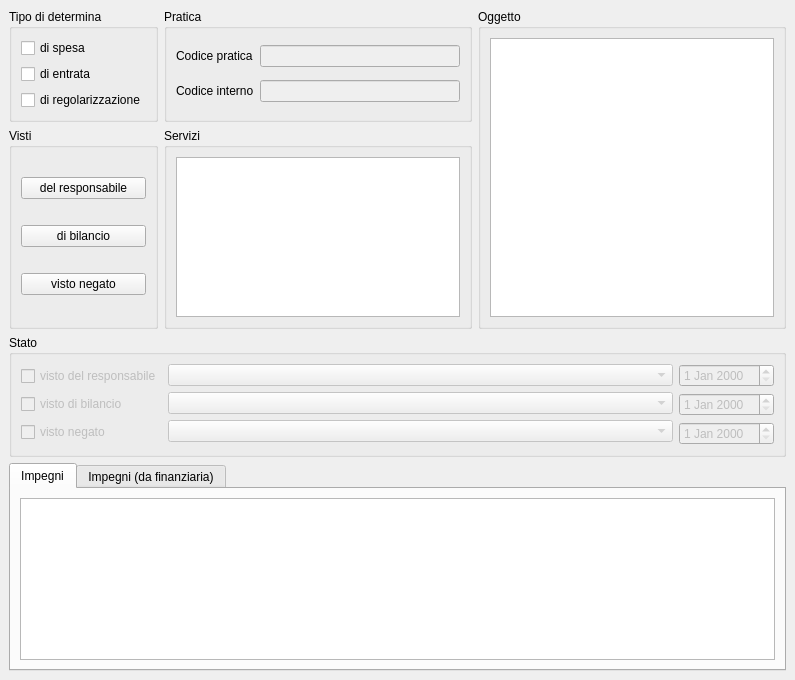
Qt form src/com/axiastudio/suite/deliberedetermine/forms/determina.ui (tizianolattisi/suitegda) before a commit.
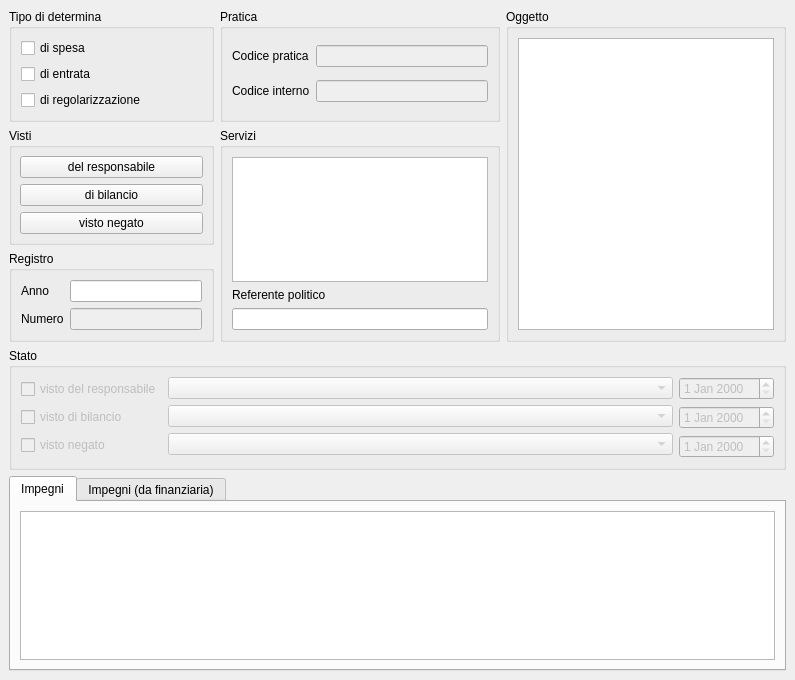
The same form after that commit. Custom widgets are drawn as their Qt base class.

Commit message: Anno e numero di determina

```diff
--- a/src/com/axiastudio/suite/deliberedetermine/forms/determina.ui
+++ b/src/com/axiastudio/suite/deliberedetermine/forms/determina.ui
@@ -14,7 +14,7 @@
    <string>Determine</string>
   </property>
   <widget class="QWidget" name="centralwidget">
-   <layout class="QGridLayout" name="gridLayout_2">
+   <layout class="QGridLayout" name="gridLayout_3">
     <item row="0" column="0">
      <widget class="QGroupBox" name="groupBox_4">
       <property name="title">
@@ -97,7 +97,7 @@
       </layout>
      </widget>
     </item>
-    <item row="0" column="2" rowspan="2">
+    <item row="0" column="2" rowspan="3">
      <widget class="QGroupBox" name="groupBox_5">
       <property name="title">
        <string>Oggetto</string>
@@ -119,6 +119,9 @@
        <string>Visti</string>
       </property>
       <layout class="QVBoxLayout" name="verticalLayout_2">
+       <property name="margin">
+        <number>8</number>
+       </property>
        <item>
         <widget class="QPushButton" name="pushButtonResponsabile">
          <property name="text">
@@ -143,7 +146,7 @@
       </layout>
      </widget>
     </item>
-    <item row="1" column="1">
+    <item row="1" column="1" rowspan="2">
      <widget class="QGroupBox" name="groupBox">
       <property name="title">
        <string>Servizi</string>
@@ -162,10 +165,64 @@
          </property>
         </widget>
        </item>
+       <item>
+        <widget class="QLabel" name="label_3">
+         <property name="text">
+          <string>Referente politico</string>
+         </property>
+        </widget>
+       </item>
+       <item>
+        <widget class="QLineEdit" name="lineEdit_3">
+         <property name="column" stdset="0">
+          <string>referentePolitico</string>
+         </property>
+        </widget>
+       </item>
       </layout>
      </widget>
     </item>
-    <item row="2" column="0" colspan="3">
+    <item row="2" column="0">
+     <widget class="QGroupBox" name="groupBox_7">
+      <property name="title">
+       <string>Registro</string>
+      </property>
+      <layout class="QGridLayout" name="gridLayout_2">
+       <item row="0" column="0">
+        <widget class="QLabel" name="label_4">
+         <property name="text">
+          <string>Anno</string>
+         </property>
+        </widget>
+       </item>
+       <item row="0" column="1">
+        <widget class="QLineEdit" name="lineEdit_4">
+         <property name="column" stdset="0">
+          <string>anno</string>
+         </property>
+        </widget>
+       </item>
+       <item row="1" column="0">
+        <widget class="QLabel" name="label_5">
+         <property name="text">
+          <string>Numero</string>
+         </property>
+        </widget>
+       </item>
+       <item row="1" column="1">
+        <widget class="QLineEdit" name="lineEdit_5">
+         <property name="enabled">
+          <bool>false</bool>
+         </property>
+         <property name="column" stdset="0">
+          <string>numero</string>
+         </property>
+        </widget>
+       </item>
+      </layout>
+     </widget>
+    </item>
+    <item row="3" column="0" colspan="3">
      <widget class="QGroupBox" name="groupBox_3">
       <property name="title">
        <string>Stato</string>
@@ -288,7 +345,7 @@
       </layout>
      </widget>
     </item>
-    <item row="3" column="0" colspan="3">
+    <item row="4" column="0" colspan="3">
      <widget class="QTabWidget" name="tabWidget">
       <property name="currentIndex">
        <number>0</number>
@@ -334,16 +391,16 @@
    <extends>QTableView</extends>
    <header>pypapitableview.h</header>
   </customwidget>
-  <customwidget>
-   <class>com.axiastudio.pypapi.ui.widgets.PyPaPiDateEdit</class>
-   <extends>QDateEdit</extends>
-   <header>pypapidateedit.h</header>
-  </customwidget>
   <customwidget>
    <class>com.axiastudio.pypapi.ui.widgets.PyPaPiComboBox</class>
    <extends>QComboBox</extends>
    <header>pypapicombobox.h</header>
   </customwidget>
+  <customwidget>
+   <class>com.axiastudio.pypapi.ui.widgets.PyPaPiDateEdit</class>
+   <extends>QDateEdit</extends>
+   <header>pypapidateedit.h</header>
+  </customwidget>
  </customwidgets>
  <resources/>
  <connections/>
```
The commit also changes 1 other file.
